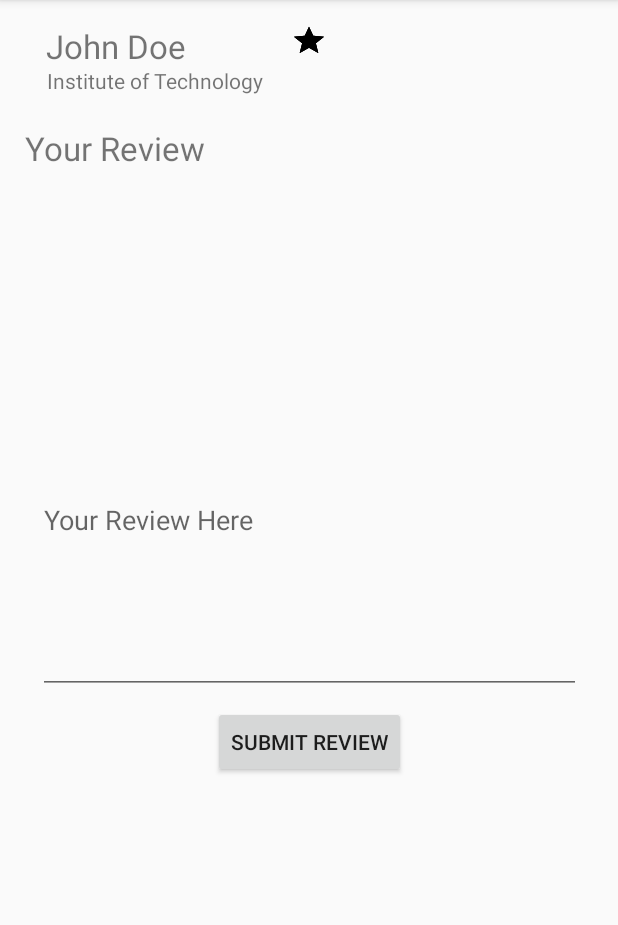
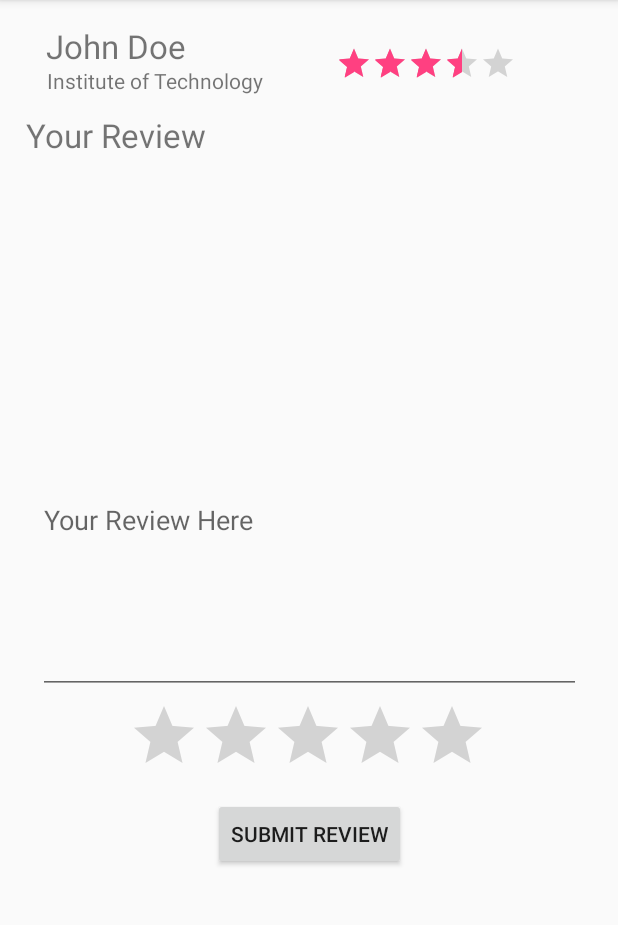
Before and after one commit to dmuffler/TCSS_445_App, an Android app: the fragment ProfessorFragment placed in its activity, on a phone screen of 412 x 824 dp, the part 84-1009 px from its top. Run offline under Robolectric (Android 15) with nearby library versions, the phone set to English and light mode, and no system bars; 1 statement that could not run was skipped.

Commit message:
Updated the stars ratings in professor frag

```diff
--- a/UW_Rate/app/src/main/res/drawable/ratingstars.xml
+++ /dev/null
@@ -1,9 +0,0 @@
-<?xml version="1.0" encoding="utf-8"?>
-<layer-list xmlns:android="http://schemas.android.com/apk/res/android">
-    <item android:id="@android:id/background"
-        android:drawable="@drawable/ic_empty_star" />
-    <item android:id="@android:id/secondaryProgress"
-        android:drawable="@drawable/ic_half_star" />
-    <item android:id="@android:id/progress"
-        android:drawable="@drawable/ic_full_start" />
-</layer-list>
--- a/UW_Rate/app/src/main/res/layout/fragment_professor.xml
+++ b/UW_Rate/app/src/main/res/layout/fragment_professor.xml
@@ -38,7 +38,6 @@
 
     <RatingBar
         android:id="@+id/professorRating"
-        style="@style/professorRatingBar"
         android:layout_width="wrap_content"
         android:layout_height="wrap_content"
         android:layout_marginEnd="8dp"
@@ -48,9 +47,12 @@
         android:isIndicator="true"
         android:numStars="5"
         android:rating="3.5"
+        android:scaleX=".5"
+        android:scaleY=".5"
         android:stepSize=".5"
         android:visibility="visible"
         app:layout_constraintEnd_toEndOf="parent"
+        app:layout_constraintHorizontal_bias="1.0"
         app:layout_constraintStart_toStartOf="parent"
         app:layout_constraintTop_toTopOf="parent" />
 
@@ -58,7 +60,6 @@
         android:id="@+id/review"
         android:layout_width="362dp"
         android:layout_height="232dp"
-        android:editable="false"
         android:ems="10"
         android:hint="@string/review_here"
         android:inputType="textMultiLine"
@@ -78,9 +79,8 @@
         android:layout_marginTop="8dp"
         android:text="@string/submit_review"
         app:layout_constraintEnd_toEndOf="parent"
-        app:layout_constraintHorizontal_bias="0.502"
         app:layout_constraintStart_toStartOf="parent"
-        app:layout_constraintTop_toBottomOf="@+id/review" />
+        app:layout_constraintTop_toBottomOf="@+id/reviewRating" />
 
     <TextView
         android:id="@+id/reviewLabel"
@@ -88,12 +88,25 @@
         android:layout_height="54dp"
         android:layout_marginEnd="8dp"
         android:layout_marginStart="8dp"
-        android:layout_marginTop="84dp"
+        android:layout_marginTop="12dp"
         android:text="@string/your_review"
         android:textSize="22sp"
         app:layout_constraintEnd_toEndOf="parent"
-        app:layout_constraintHorizontal_bias="0.038"
+        app:layout_constraintHorizontal_bias="0.039"
         app:layout_constraintStart_toStartOf="parent"
-        app:layout_constraintTop_toTopOf="parent" />
+        app:layout_constraintTop_toBottomOf="@+id/institute" />
+
+    <RatingBar
+        android:id="@+id/reviewRating"
+        android:layout_width="wrap_content"
+        android:layout_height="wrap_content"
+        android:layout_marginEnd="8dp"
+        android:layout_marginStart="8dp"
+        android:layout_marginTop="4dp"
+        android:clickable="true"
+        app:layout_constraintEnd_toEndOf="parent"
+        app:layout_constraintHorizontal_bias="0.495"
+        app:layout_constraintStart_toStartOf="parent"
+        app:layout_constraintTop_toBottomOf="@+id/review" android:focusable="true" />
 
 </android.support.constraint.ConstraintLayout>
```
